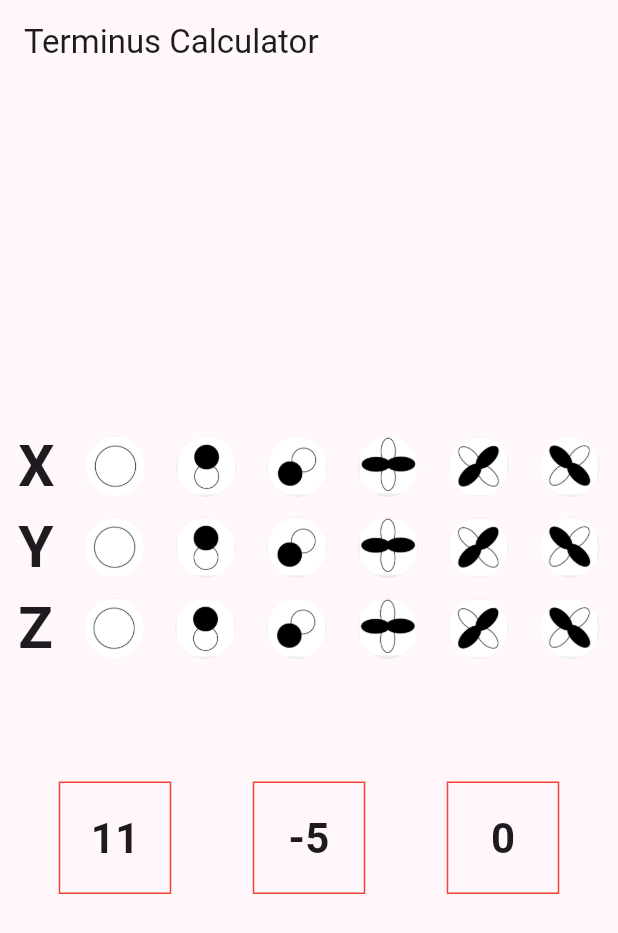
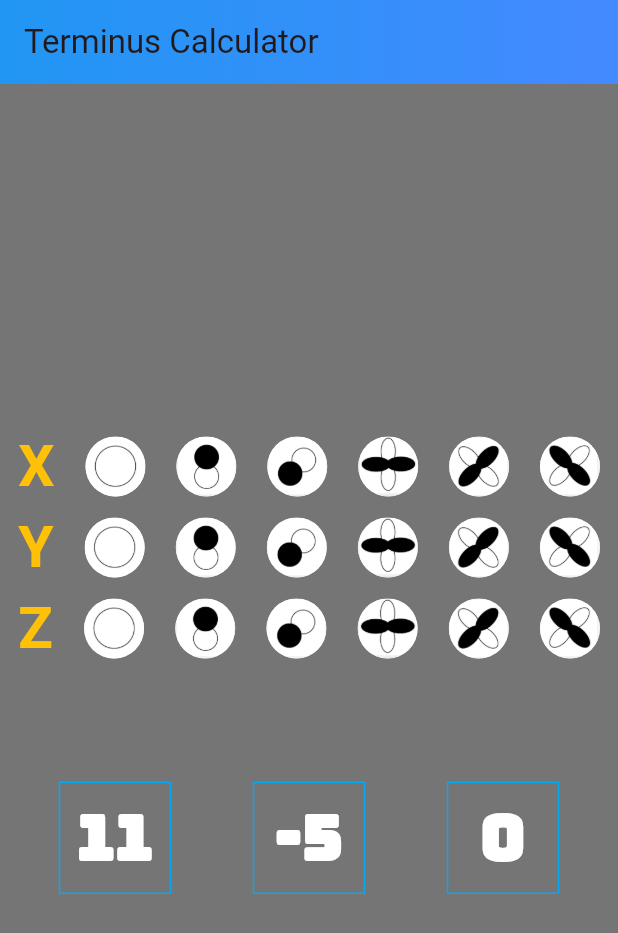
Before and after one commit to soulandbone/terminus_calculator, a Flutter app: the screen it shows after launch, on a phone screen of 412 x 824 dp. Shown: the top 933 px of the screen. Run offline on Flutter 3.47's test engine with Material 3 defaults, Android fonts, the light colour scheme and no system bars; our stand-ins replace google_fonts.

Commit message:
working app with styling

```diff
--- a/lib/screens/first_screen.dart
+++ b/lib/screens/first_screen.dart
@@ -1,4 +1,5 @@
 import 'package:flutter/material.dart';
+import 'package:terminus_app/widgets/gradient_wrapper.dart';
 import 'package:terminus_app/widgets/result_box.dart';
 import 'package:terminus_app/widgets/symbols_row.dart';
 
@@ -49,7 +50,15 @@ class _FirstScreenState extends State<FirstScreen> {
   @override
   Widget build(BuildContext context) {
     return Scaffold(
-      appBar: AppBar(title: Text('Terminus Calculator')),
+      backgroundColor: Colors.black54,
+      appBar: AppBar(
+        title: Text('Terminus Calculator'),
+        flexibleSpace: Container(
+          decoration: BoxDecoration(
+            gradient: LinearGradient(colors: [Colors.blue, Colors.blueAccent]),
+          ),
+        ),
+      ),
       body: Center(
         child: Padding(
           padding: EdgeInsets.symmetric(horizontal: 12),
@@ -59,7 +68,7 @@ class _FirstScreenState extends State<FirstScreen> {
               SymbolsRow(letter: 'X', onSelectIcon: onSelectIcon),
               SymbolsRow(letter: 'Y', onSelectIcon: onSelectIcon),
               SymbolsRow(letter: 'Z', onSelectIcon: onSelectIcon),
-              SizedBox(height: 75),
+              const SizedBox(height: 75),
               ResultBox(onCalculate: makeCalculation),
             ],
           ),
--- a/lib/themes/theme.dart
+++ b/lib/themes/theme.dart
@@ -3,7 +3,7 @@ import 'package:flutter/material.dart';
 ThemeData lightTheme = ThemeData(
   colorScheme:
       ColorScheme.fromSeed(
-        seedColor: Colors.purpleAccent,
+        seedColor: Colors.black54,
         brightness: Brightness.light,
       ).copyWith(),
 );
--- a/lib/widgets/gradient_wrapper.dart
+++ b/lib/widgets/gradient_wrapper.dart
@@ -14,6 +14,11 @@ class GradientWrapper extends StatelessWidget {
 
   @override
   Widget build(BuildContext context) {
-    return const Placeholder();
+    return Container(
+      decoration: BoxDecoration(
+        gradient: LinearGradient(colors: [color1, color2]),
+      ),
+      child: child,
+    );
   }
 }
--- a/lib/widgets/result_item.dart
+++ b/lib/widgets/result_item.dart
@@ -1,4 +1,5 @@
 import 'package:flutter/material.dart';
+import 'package:google_fonts/google_fonts.dart';
 
 class ResultItem extends StatefulWidget {
   const ResultItem(this.number, {super.key});
@@ -14,11 +15,17 @@ class _ResultItemState extends State<ResultItem> {
     return Container(
       width: 75,
       height: 75,
-      decoration: BoxDecoration(border: Border.all(color: Colors.red)),
+      decoration: BoxDecoration(border: Border.all(color: Colors.lightBlue)),
       child: Center(
         child: Text(
           (widget.number).toString(),
-          style: TextStyle(fontWeight: FontWeight.bold, fontSize: 28),
+          style: GoogleFonts.bungee(
+            textStyle: TextStyle(
+              fontWeight: FontWeight.bold,
+              fontSize: 42,
+              color: Colors.white,
+            ),
+          ),
         ),
       ),
     );
--- a/lib/widgets/symbols_row.dart
+++ b/lib/widgets/symbols_row.dart
@@ -32,7 +32,11 @@ class _SymbolsRowState extends State<SymbolsRow> {
       children: [
         Text(
           widget.letter,
-          style: TextStyle(fontSize: 38, fontWeight: FontWeight.bold),
+          style: const TextStyle(
+            fontSize: 38,
+            fontWeight: FontWeight.bold,
+            color: Colors.amber,
+          ),
         ),
 
         for (int index = 0; index <= 5; index++)
--- a/lib/widgets/symbols_row_item.dart
+++ b/lib/widgets/symbols_row_item.dart
@@ -24,8 +24,10 @@ class SymbolsRowItem extends StatelessWidget {
         onUpdateHighlight(index);
       },
       child: Container(
+        width: 40,
+        height: 40,
         decoration: BoxDecoration(
-          border: isSelected ? Border.all(color: Colors.red, width: 1) : null,
+          border: isSelected ? Border.all(color: Colors.green, width: 4) : null,
         ),
         child: CircleAvatar(
           backgroundImage: AssetImage('assets/images/symbol_${index + 1}.png'),
--- a/pubspec.yaml
+++ b/pubspec.yaml
@@ -34,6 +34,7 @@ dependencies:
   # The following adds the Cupertino Icons font to your application.
   # Use with the CupertinoIcons class for iOS style icons.
   cupertino_icons: ^1.0.8
+  google_fonts: ^6.2.1
 
 dev_dependencies:
   flutter_test:
```
Also changed, not shown: pubspec.lock, 1 other file.
